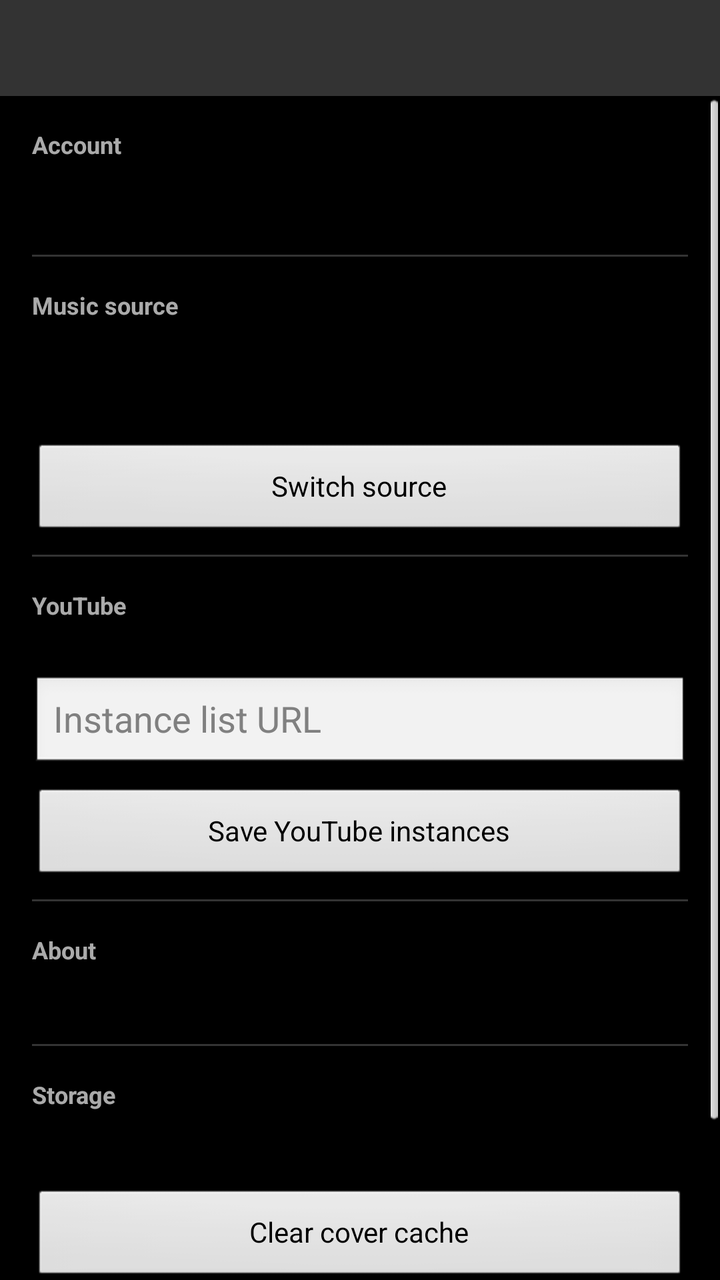
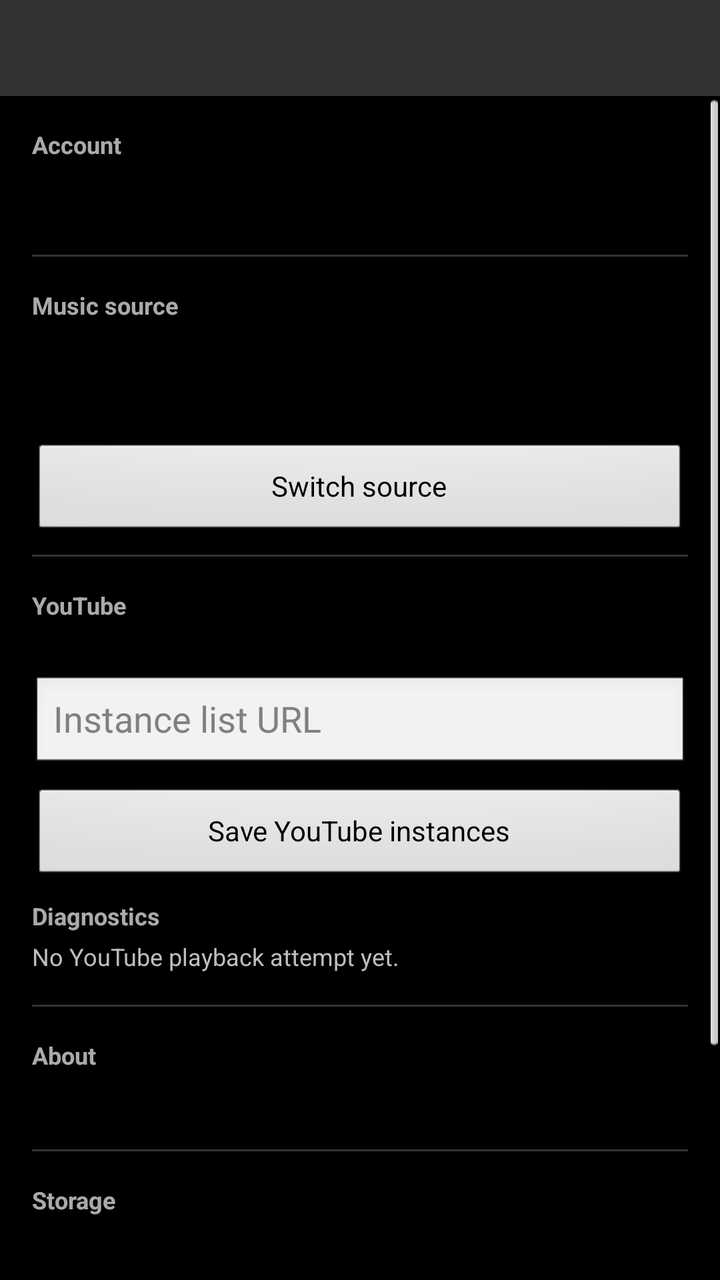

Before-and-after screenshots of an Android layout around one commit, followed by the original layout XML and the change that was made.
<!-- AndroidManifest.xml: application theme AppTheme -->
<!-- res/layout/activity_settings.xml -->
<?xml version="1.0" encoding="utf-8"?>
<LinearLayout xmlns:android="http://schemas.android.com/apk/res/android"
    android:orientation="vertical"
    android:layout_width="match_parent"
    android:layout_height="match_parent">

    <include layout="@layout/top_bar" />

    <ScrollView
        android:layout_width="match_parent"
        android:layout_height="0dp"
        android:layout_weight="1">

        <LinearLayout
            android:layout_width="match_parent"
            android:layout_height="wrap_content"
            android:orientation="vertical"
            android:paddingLeft="16dp"
            android:paddingRight="16dp"
            android:paddingTop="8dp"
            android:paddingBottom="16dp">

            <TextView
                android:layout_width="wrap_content"
                android:layout_height="wrap_content"
                android:text="@string/settings_section_account"
                android:textSize="12sp"
                android:textStyle="bold"
                android:textColor="#AAFFFFFF"
                android:paddingTop="8dp"
                android:paddingBottom="4dp" />

            <TextView
                android:id="@+id/tv_settings_username"
                android:layout_width="wrap_content"
                android:layout_height="wrap_content"
                android:textSize="20sp"
                android:textStyle="bold"
                android:paddingBottom="8dp" />

            <View
                android:layout_width="match_parent"
                android:layout_height="1dp"
                android:background="#33FFFFFF"
                android:layout_marginTop="8dp"
                android:layout_marginBottom="8dp" />

            <TextView
                android:layout_width="wrap_content"
                android:layout_height="wrap_content"
                android:text="@string/settings_section_source"
                android:textSize="12sp"
                android:textStyle="bold"
                android:textColor="#AAFFFFFF"
                android:paddingTop="8dp"
                android:paddingBottom="4dp" />

            <TextView
                android:id="@+id/tv_settings_source"
                android:layout_width="wrap_content"
                android:layout_height="wrap_content"
                android:textSize="16sp"
                android:textStyle="bold" />

            <TextView
                android:id="@+id/tv_settings_source_detail"
                android:layout_width="wrap_content"
                android:layout_height="wrap_content"
                android:textSize="14sp"
                android:paddingBottom="8dp" />

            <Button
                android:id="@+id/btn_switch_source"
                android:layout_width="match_parent"
                android:layout_height="wrap_content"
                android:layout_marginTop="8dp"
                android:text="@string/settings_switch_source" />

            <View
                android:layout_width="match_parent"
                android:layout_height="1dp"
                android:background="#33FFFFFF"
                android:layout_marginTop="8dp"
                android:layout_marginBottom="8dp" />

            <TextView
                android:layout_width="wrap_content"
                android:layout_height="wrap_content"
                android:text="@string/settings_section_youtube"
                android:textSize="12sp"
                android:textStyle="bold"
                android:textColor="#AAFFFFFF"
                android:paddingTop="8dp"
                android:paddingBottom="4dp" />

            <TextView
                android:id="@+id/tv_settings_youtube_status"
                android:layout_width="wrap_content"
                android:layout_height="wrap_content"
                android:textSize="14sp"
                android:paddingBottom="4dp" />

            <EditText
                android:id="@+id/et_settings_youtube_url"
                android:layout_width="match_parent"
                android:layout_height="wrap_content"
                android:hint="@string/youtube_instances_url"
                android:singleLine="true"
                android:inputType="textUri" />

            <Button
                android:id="@+id/btn_settings_youtube_save"
                android:layout_width="match_parent"
                android:layout_height="wrap_content"
                android:layout_marginTop="8dp"
                android:text="@string/youtube_instances_save" />

            <View
                android:layout_width="match_parent"
                android:layout_height="1dp"
                android:background="#33FFFFFF"
                android:layout_marginTop="8dp"
                android:layout_marginBottom="8dp" />

            <TextView
                android:layout_width="wrap_content"
                android:layout_height="wrap_content"
                android:text="@string/settings_section_about"
                android:textSize="12sp"
                android:textStyle="bold"
                android:textColor="#AAFFFFFF"
                android:paddingTop="8dp"
                android:paddingBottom="4dp" />

            <TextView
                android:id="@+id/tv_settings_version"
                android:layout_width="wrap_content"
                android:layout_height="wrap_content"
                android:textSize="14sp"
                android:paddingBottom="8dp" />

            <View
                android:layout_width="match_parent"
                android:layout_height="1dp"
                android:background="#33FFFFFF"
                android:layout_marginTop="8dp"
                android:layout_marginBottom="8dp" />

            <TextView
                android:layout_width="wrap_content"
                android:layout_height="wrap_content"
                android:text="@string/settings_section_storage"
                android:textSize="12sp"
                android:textStyle="bold"
                android:textColor="#AAFFFFFF"
                android:paddingTop="8dp"
                android:paddingBottom="4dp" />

            <TextView
                android:id="@+id/tv_settings_downloads"
                android:layout_width="wrap_content"
                android:layout_height="wrap_content"
                android:textSize="14sp"
                android:paddingBottom="8dp" />

            <Button
                android:id="@+id/btn_clear_cover_cache"
                android:layout_width="match_parent"
                android:layout_height="wrap_content"
                android:layout_marginTop="8dp"
                android:text="@string/settings_clear_cover_cache" />

            <Button
                android:id="@+id/btn_logout"
                android:layout_width="match_parent"
                android:layout_height="wrap_content"
                android:layout_marginTop="24dp"
                android:text="@string/common_logout" />

        </LinearLayout>

    </ScrollView>

</LinearLayout>
<!-- res/layout/top_bar.xml (included above) -->
<?xml version="1.0" encoding="utf-8"?>
<FrameLayout xmlns:android="http://schemas.android.com/apk/res/android"
    android:layout_width="match_parent"
    android:layout_height="48dp"
    android:background="#FF333333">

    <ImageButton
        android:id="@+id/top_bar_back"
        android:layout_width="48dp"
        android:layout_height="48dp"
        android:layout_gravity="start"
        android:background="@drawable/bg_focusable"
        android:src="@android:drawable/ic_menu_revert"
        android:scaleType="center"
        android:visibility="gone" />

    <TextView
        android:id="@+id/top_bar_title"
        android:layout_width="match_parent"
        android:layout_height="wrap_content"
        android:layout_gravity="center"
        android:gravity="center"
        android:paddingLeft="56dp"
        android:paddingRight="56dp"
        android:maxLines="1"
        android:ellipsize="end"
        android:textColor="#FFFFFF"
        android:textSize="20sp"
        android:textStyle="bold" />

    <ImageButton
        android:id="@+id/top_bar_action"
        android:layout_width="48dp"
        android:layout_height="48dp"
        android:layout_gravity="end"
        android:background="@drawable/bg_focusable"
        android:scaleType="center"
        android:visibility="gone" />

</FrameLayout>
<!-- resources referenced by this layout -->
<resources>
  <!-- drawable bg_focusable (drawable) -->
  <?xml version="1.0" encoding="utf-8"?>
  <selector xmlns:android="http://schemas.android.com/apk/res/android">
      <item android:state_pressed="true">
          <shape>
              <solid android:color="#88FF8000" />
          </shape>
      </item>
      <item android:state_focused="true">
          <shape>
              <solid android:color="#66FFB300" />
          </shape>
      </item>
      <item>
          <shape>
              <solid android:color="#00000000" />
          </shape>
      </item>
  </selector>
  <string name="common_logout">Logout</string>
  <string name="settings_clear_cover_cache">Clear cover cache</string>
  <string name="settings_section_about">About</string>
  <string name="settings_section_account">Account</string>
  <string name="settings_section_source">Music source</string>
  <string name="settings_section_storage">Storage</string>
  <string name="settings_section_youtube">YouTube</string>
  <string name="settings_switch_source">Switch source</string>
  <string name="youtube_instances_save">Save YouTube instances</string>
  <string name="youtube_instances_url">Instance list URL</string>
  <style name="AppTheme" parent="@android:style/Theme.NoTitleBar" />
</resources>

<!-- the commit's change to res/layout/activity_settings.xml (unified diff, before → after) -->
@@ -114,6 +114,24 @@
                 android:layout_height="wrap_content"
                 android:layout_marginTop="8dp"
                 android:text="@string/youtube_instances_save" />
+
+            <TextView
+                android:layout_width="wrap_content"
+                android:layout_height="wrap_content"
+                android:text="@string/youtube_diagnostics"
+                android:textSize="12sp"
+                android:textStyle="bold"
+                android:textColor="#AAFFFFFF"
+                android:paddingTop="8dp"
+                android:paddingBottom="4dp" />
+
+            <TextView
+                android:id="@+id/tv_settings_youtube_diagnostics"
+                android:layout_width="match_parent"
+                android:layout_height="wrap_content"
+                android:text="@string/youtube_diagnostics_none"
+                android:textSize="12sp"
+                android:paddingBottom="8dp" />
 
             <View
                 android:layout_width="match_parent"
<!-- resource entries referenced after the edit -->
@@ -27,6 +27,8 @@
   <string name="settings_section_storage">Storage</string>
   <string name="settings_section_youtube">YouTube</string>
   <string name="settings_switch_source">Switch source</string>
+  <string name="youtube_diagnostics">Diagnostics</string>
+  <string name="youtube_diagnostics_none">No YouTube playback attempt yet.</string>
   <string name="youtube_instances_save">Save YouTube instances</string>
   <string name="youtube_instances_url">Instance list URL</string>
   <style name="AppTheme" parent="@android:style/Theme.NoTitleBar" />
